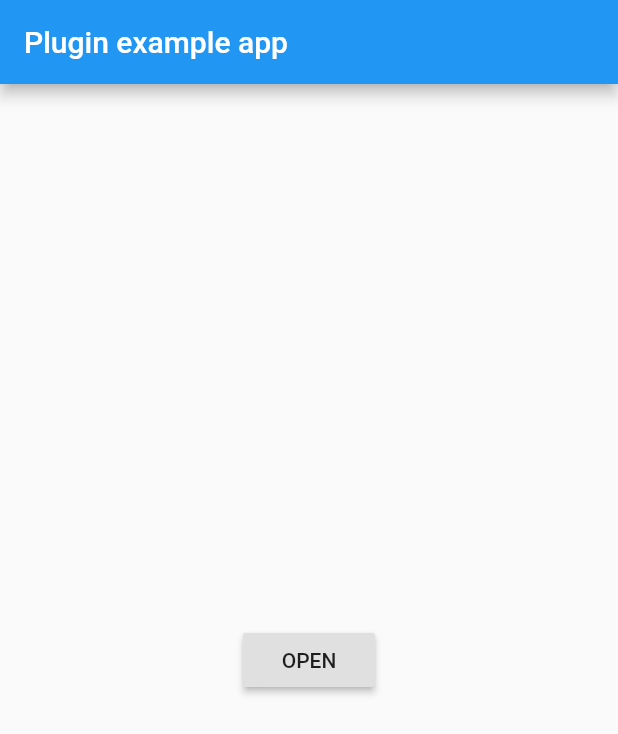
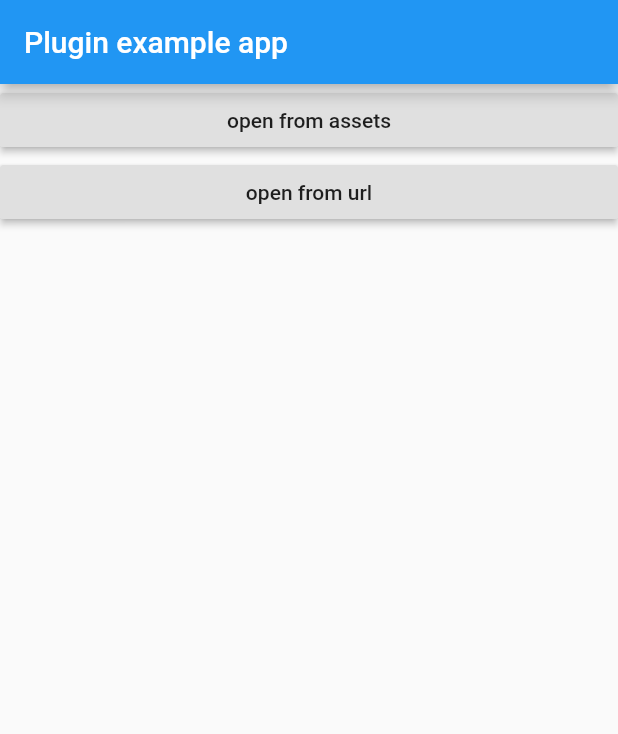
Before and after one commit to scientifichackers/flutter_pdf_viewer, a Flutter app: the screen it shows after launch, on a phone screen of 412 x 824 dp. Shown: the top 734 px of the screen. Run offline on Flutter 3.47's test engine with Material 2 defaults, Android fonts, the phone set to English and light mode, and no system bars.

Commit message:
update pacakges add feature to load pdf from url

```diff
--- a/example/lib/main.dart
+++ b/example/lib/main.dart
@@ -1,3 +1,5 @@
+import 'dart:async';
+
 import 'package:flutter/material.dart';
 import 'package:flutter_pdf_viewer/flutter_pdf_viewer.dart';
 
@@ -12,12 +14,49 @@ class MyApp extends StatelessWidget {
           title: const Text('Plugin example app'),
         ),
         body: new Center(
-          child: RaisedButton(
-            onPressed: () => FlutterPdfViewer.loadAsset('assets/test.pdf'),
-            child: Text('OPEN'),
+          child: ListView(
+            children: [
+              LoadFromAssetButton(),
+              LoadFromUrlButton(),
+            ],
           ),
         ),
       ),
     );
   }
 }
+
+class LoadFromAssetButton extends StatelessWidget {
+  @override
+  Widget build(BuildContext context) {
+    return RaisedButton(
+      onPressed: () => FlutterPdfViewer.loadAsset('assets/test.pdf'),
+      child: Text('open from assets'),
+    );
+  }
+}
+
+class LoadFromUrlButton extends StatelessWidget {
+  @override
+  Widget build(BuildContext context) {
+    return RaisedButton(
+      onPressed: () async {
+        Scaffold.of(context).showSnackBar(
+          SnackBar(
+            content: Text('Downloading...'),
+            duration: Duration(days: 24),
+          ),
+        );
+
+        Future<void> showPdfFuture = await FlutterPdfViewer.loadUrl(
+          'https://mozilla.github.io/pdf.js/web/compressed.tracemonkey-pldi-09.pdf',
+        );
+
+        Scaffold.of(context).hideCurrentSnackBar();
+
+        await showPdfFuture;
+      },
+      child: Text('open from url'),
+    );
+  }
+}
--- a/example/pubspec.yaml
+++ b/example/pubspec.yaml
@@ -10,9 +10,6 @@ dependencies:
   cupertino_icons: ^0.1.2
 
 dev_dependencies:
-  flutter_test:
-    sdk: flutter
-
   flutter_pdf_viewer:
     path: ../
 
--- /dev/null
+++ b/lib/downloader.dart
@@ -0,0 +1,26 @@
+import 'dart:async';
+import 'dart:convert';
+import 'dart:io';
+
+import 'package:crypto/crypto.dart';
+import 'package:http/http.dart' as http;
+import 'package:path_provider/path_provider.dart'; // for the utf8.encode method
+
+// Holds a Future to a temporary cache directory
+final cacheDirFuture =
+    (() async => (await (await getTemporaryDirectory()).createTemp()).path)();
+
+Future<bool> fileIsInvalid(File file) async =>
+    (await file.stat()).type == FileSystemEntityType.notFound;
+
+final httpClient = new HttpClient();
+
+Future<String> downloadFile(String url, {bool cache: false}) async {
+  String filepath = '${await cacheDirFuture}/${sha1.convert(utf8.encode(url))}';
+  File file = new File(filepath);
+
+  if (!cache || await fileIsInvalid(file))
+    await file.writeAsBytes(await http.readBytes(url));
+
+  return filepath;
+}
--- a/lib/flutter_pdf_viewer.dart
+++ b/lib/flutter_pdf_viewer.dart
@@ -1,6 +1,9 @@
 import 'dart:async';
 import 'dart:typed_data';
+
 import 'package:flutter/services.dart';
+
+import 'downloader.dart';
 
 class FlutterPdfViewer {
   static const MethodChannel _channel =
@@ -11,6 +14,7 @@ class FlutterPdfViewer {
     String password,
     bool nightMode,
     String xorDecryptKey,
+    bool swipeHorizontal,
   }) =>
       _channel.invokeMethod(
         'fromFile',
@@ -19,6 +23,7 @@ class FlutterPdfViewer {
           'password': password,
           'nightMode': nightMode,
           'xorDecryptKey': xorDecryptKey,
+          'swipeHorizontal': swipeHorizontal,
         },
       );
 
@@ -53,4 +58,22 @@ class FlutterPdfViewer {
           'xorDecryptKey': xorDecryptKey,
         },
       );
+
+  static Future<Future<void>> loadUrl(
+    String url, {
+    String password,
+    bool nightMode,
+    String xorDecryptKey,
+    bool cache: true,
+  }) async {
+    return _channel.invokeMethod(
+      'fromFile',
+      {
+        'filePath': 'file://' + await downloadFile(url, cache: cache),
+        'password': password,
+        'nightMode': nightMode,
+        'xorDecryptKey': xorDecryptKey,
+      },
+    );
+  }
 }
--- a/pubspec.yaml
+++ b/pubspec.yaml
@@ -5,12 +5,15 @@ author: Dev Aggarwal <devpxy@gmail.com>
 homepage: https://github.com/pycampers/flutter_pdf_viewer
 
 environment:
-  sdk: '>=1.19.0 <3.0.0'
+  sdk: ">=2.0.0-dev.68.0 <3.0.0"
 
 dependencies:
   flutter:
     sdk: flutter
 
+  path_provider: ^0.4.1
+  crypto: ^2.0.6
+  http: ^0.12.0
 
 # For information on the generic Dart part of this file, see the
 # following page: https://www.dartlang.org/tools/pub/pubspec
```
Also changed, not shown: 2 other files.
